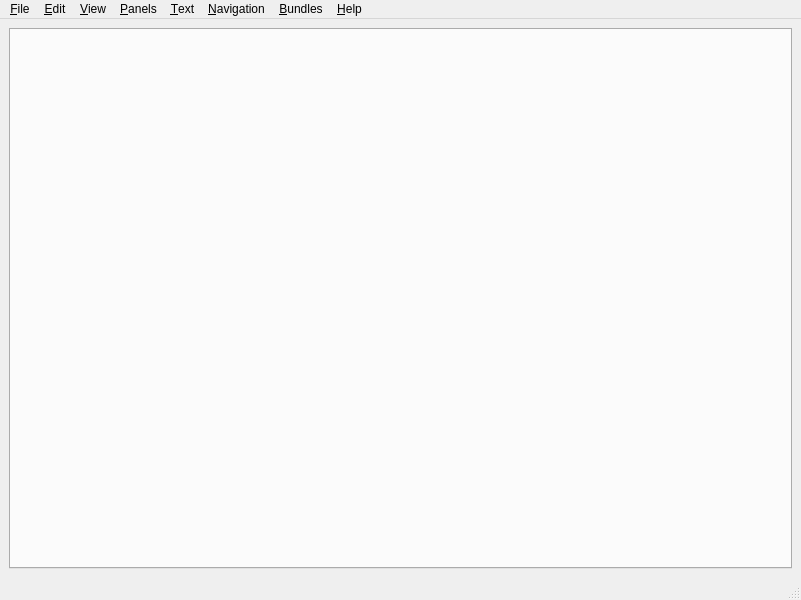
Old version of the form resources/ui/mainwindow.ui in the repository prymatex/prymatex.
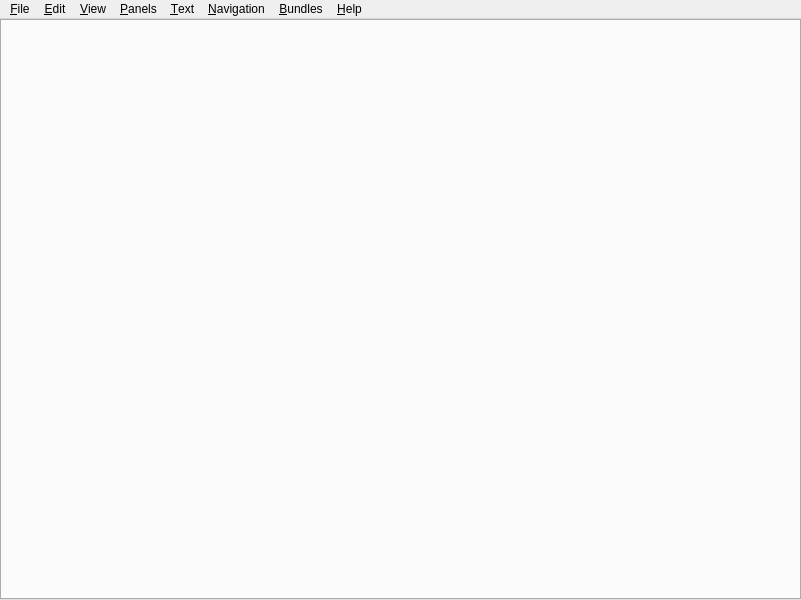
New version of the form. Icons and pictures are not drawn. Custom widgets are drawn as their Qt base class.

```diff
--- a/resources/ui/mainwindow.ui
+++ b/resources/ui/mainwindow.ui
@@ -19,6 +19,12 @@
   </property>
   <widget class="QWidget" name="centralwidget">
    <layout class="QVBoxLayout" name="verticalLayout">
+    <property name="spacing">
+     <number>2</number>
+    </property>
+    <property name="margin">
+     <number>0</number>
+    </property>
     <item>
      <widget class="PMXSplitTabWidget" name="splitTabWidget"/>
     </item>
@@ -205,7 +211,6 @@
    <addaction name="menuBundles"/>
    <addaction name="menuHelp"/>
   </widget>
-  <widget class="PMXStatusBar" name="statusbar"/>
   <action name="actionNew">
    <property name="icon">
     <iconset resource="../resources.qrc">
@@ -963,11 +968,6 @@
   </action>
  </widget>
  <customwidgets>
-  <customwidget>
-   <class>PMXStatusBar</class>
-   <extends>QStatusBar</extends>
-   <header>prymatex.gui.statusbar</header>
-  </customwidget>
   <customwidget>
    <class>PMXSplitTabWidget</class>
    <extends>QTabWidget</extends>
```
